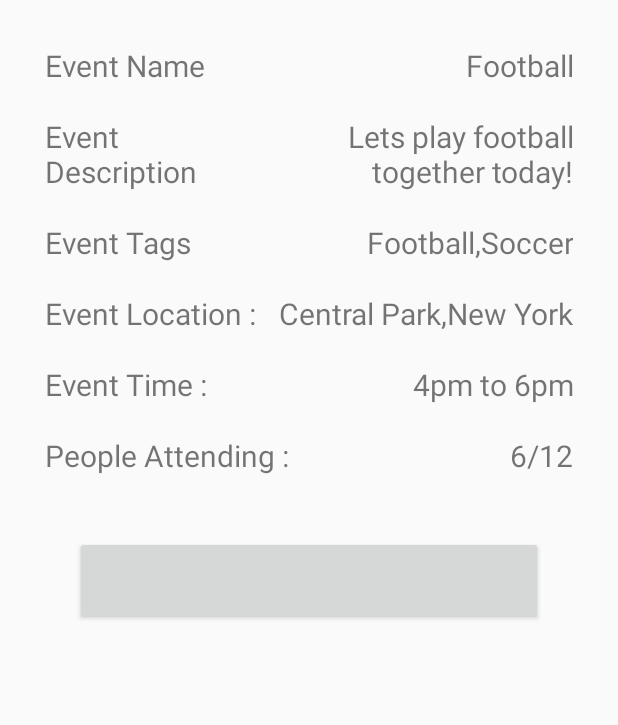
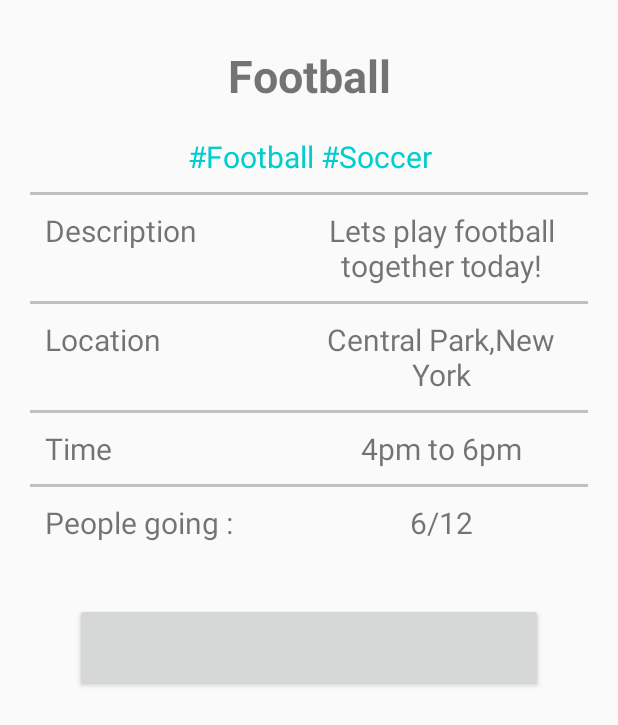
Before and after one commit to shahrushabh1290/TeamUp, an Android app: the EventDescription screen opened directly, with no data from a screen before it, on a phone screen of 412 x 824 dp. Shown: the top 725 px of the screen. Run offline under Robolectric (Android 15) with nearby library versions, the phone set to English and light mode, and no system bars; libraries missing offline, so code that uses them is left out: mehdi.sakout.fancybuttons; plain views replace FancyButton; network calls fail.

Commit message:
Event Creation and integration

```diff
--- a/app/build.gradle
+++ b/app/build.gradle
@@ -33,4 +33,7 @@ dependencies {
     compile 'com.github.gabrielemariotti.cards:cardslib-cards:2.1.0'
     compile project(':volley')
     compile 'com.facebook.android:facebook-android-sdk:4.0.0'
+
+    //DATE PICKER
+    compile 'com.wdullaer:materialdatetimepicker:2.1.0'
 }
--- a/app/src/main/AndroidManifest.xml
+++ b/app/src/main/AndroidManifest.xml
@@ -47,6 +47,12 @@
                 "keyboard|keyboardHidden|screenLayout|screenSize|orientation"
             android:theme="@android:style/Theme.Translucent.NoTitleBar"
             android:label="@string/app_name" />
+        <activity
+            android:name=".CreateEvent"
+            android:label="@string/app_name"
+            android:screenOrientation="portrait"
+            android:theme="@style/AppTheme.NoActionBar">
+        </activity>
     </application>
 
 </manifest>
--- a/app/src/main/java/com/teamup/teamup/MainActivity.java
+++ b/app/src/main/java/com/teamup/teamup/MainActivity.java
@@ -150,6 +150,9 @@ public class MainActivity extends AppCompatActivity {
     }
 
     public void createEvent(View view) {
+        Intent nextActivity = new Intent(MainActivity.this, CreateEvent.class);
+        startActivity(nextActivity);
+
         System.out.println("Search for events");
 //        String url = "http://ff6c0299.ngrok.io/create_event";
         String url = "https://06443be7.ngrok.io/createEvent";
--- a/app/src/main/res/layout/activity_list.xml
+++ b/app/src/main/res/layout/activity_list.xml
@@ -3,6 +3,7 @@
     android:layout_width="match_parent"
     android:layout_height="match_parent"
     android:orientation="vertical"
+    android:background="#E0E0E0"
     xmlns:card="http://schemas.android.com/apk/res-auto"
     >
 
--- a/app/src/main/res/layout/activity_main.xml
+++ b/app/src/main/res/layout/activity_main.xml
@@ -27,8 +27,9 @@
         android:id="@+id/fab"
         android:layout_width="wrap_content"
         android:layout_height="wrap_content"
-        android:layout_gravity="bottom|end"
+        android:layout_gravity="bottom|center"
         android:layout_margin="@dimen/fab_margin"
-        android:src="@android:drawable/ic_dialog_email" />
+        android:tint="@color/mdtp_white"
+        android:src="@android:drawable/ic_input_add" />
 
 </android.support.design.widget.CoordinatorLayout>
--- a/app/src/main/res/layout/event_description.xml
+++ b/app/src/main/res/layout/event_description.xml
@@ -1,165 +1,169 @@
 <?xml version="1.0" encoding="utf-8"?>
 <LinearLayout xmlns:android="http://schemas.android.com/apk/res/android"
     xmlns:fancy="http://schemas.android.com/apk/res-auto"
+    xmlns:tools="http://schemas.android.com/tools"
     android:orientation="vertical"
     android:layout_width="match_parent"
     android:layout_height="match_parent"
+    tools:context="com.teamup.teamup.MainActivity"
+    tools:showIn="@layout/activity_main"
     android:layout_margin="20dp">
 
     <LinearLayout
         android:layout_width="fill_parent"
         android:layout_height="wrap_content"
-        android:layout_margin="10dp"
-        android:weightSum="3">
-        <TextView
-            android:id="@+id/tv_eventName"
-            android:fontFamily="Verdana"
-            android:textSize="20sp"
-            android:layout_width="wrap_content"
-            android:layout_height="wrap_content"
-            android:layout_weight="1"
-            android:layout_gravity="left"
-            android:text="Event Name  "/>
-
+        android:layout_margin="10dp">
         <TextView
             android:id="@+id/tv_eventNameVariable"
-            android:layout_width="wrap_content"
+            android:layout_width="fill_parent"
             android:layout_height="wrap_content"
             android:fontFamily="Verdana"
-            android:textSize="20sp"
+            android:textSize="30sp"
+            android:textStyle="bold"
             android:text="Football"
-            android:gravity="right"
-            android:layout_weight="2" />
+            android:gravity="center"/>
+
     </LinearLayout>
 
     <LinearLayout
         android:layout_width="fill_parent"
         android:layout_height="wrap_content"
         android:layout_margin="10dp"
-        android:layout_marginTop="30px"
-        android:weightSum="3">
+        android:layout_marginTop="30px">
+
         <TextView
-            android:id="@+id/tv_eventDesc"
-            android:layout_width="wrap_content"
+            android:id="@+id/tv_eventTagsVar"
+            android:layout_width="fill_parent"
             android:layout_height="wrap_content"
             android:fontFamily="Verdana"
             android:textSize="20sp"
-            android:layout_weight="1"
-            android:text="Event Description  " />
+            android:gravity="center"
+            android:textColor="#00CDCD"
+            android:text="#Football #Soccer"/>
 
-        <TextView
-            android:id="@+id/tv_eventDescVar"
-            android:layout_width="wrap_content"
-            android:layout_height="wrap_content"
-            android:fontFamily="Verdana"
-            android:textSize="20sp"
-            android:gravity="right"
-            android:layout_weight="2"
-            android:text="Lets play football together today!"/>
     </LinearLayout>
 
+    <View
+        android:layout_width="fill_parent"
+        android:layout_height="2dp"
+        android:background="#c0c0c0"/>
     <LinearLayout
         android:layout_width="fill_parent"
         android:layout_height="wrap_content"
         android:layout_margin="10dp"
         android:layout_marginTop="30px"
-        android:weightSum="3">
+        android:weightSum="4">
         <TextView
-            android:id="@+id/tv_eventTags"
-            android:layout_width="wrap_content"
+            android:id="@+id/tv_eventDesc"
+            android:layout_width="fill_parent"
             android:layout_height="wrap_content"
             android:fontFamily="Verdana"
             android:textSize="20sp"
-            android:layout_weight="1"
-            android:text="Event Tags  "/>
+            android:layout_weight="2"
+            android:text="Description  " />
 
         <TextView
-            android:id="@+id/tv_eventTagsVar"
-            android:layout_width="wrap_content"
+            android:id="@+id/tv_eventDescVar"
+            android:layout_width="fill_parent"
             android:layout_height="wrap_content"
             android:fontFamily="Verdana"
             android:textSize="20sp"
-            android:gravity="right"
+            android:gravity="center"
             android:layout_weight="2"
-            android:text="Football,Soccer"/>
+            android:text="Lets play football together today!"/>
     </LinearLayout>
+
+    <View
+        android:layout_width="fill_parent"
+        android:layout_height="2dp"
+        android:background="#c0c0c0"/>
     <LinearLayout
         android:layout_width="fill_parent"
         android:layout_height="wrap_content"
         android:layout_margin="10dp"
         android:layout_marginTop="30px"
-        android:weightSum="3">
+        android:weightSum="4">
         <TextView
             android:id="@+id/tv_eventLoc"
-            android:layout_width="wrap_content"
+            android:layout_width="fill_parent"
             android:layout_height="wrap_content"
             android:fontFamily="Verdana"
             android:textSize="20sp"
-            android:layout_weight="1"
-            android:text="Event Location : "/>
+            android:layout_weight="2"
+            android:text="Location  "/>
 
         <TextView
             android:id="@+id/tv_eventLocVar"
-            android:layout_width="wrap_content"
+            android:layout_width="fill_parent"
             android:layout_height="wrap_content"
             android:fontFamily="Verdana"
             android:textSize="20sp"
-            android:gravity="right"
+            android:gravity="center"
             android:layout_weight="2"
             android:text="Central Park,New York"/>
     </LinearLayout>
-
+    <View
+        android:layout_width="fill_parent"
+        android:layout_height="2dp"
+        android:background="#c0c0c0"/>
     <LinearLayout
         android:layout_width="fill_parent"
         android:layout_height="wrap_content"
         android:layout_margin="10dp"
         android:layout_marginTop="30px"
-        android:weightSum="3">
+        android:weightSum="4">
         <TextView
             android:id="@+id/tv_eventTime"
-            android:layout_width="wrap_content"
+            android:layout_width="fill_parent"
             android:layout_height="wrap_content"
             android:fontFamily="Verdana"
             android:textSize="20sp"
-            android:layout_weight="1"
-            android:text="Event Time : "/>
+            android:layout_weight="2"
+            android:text="Time  "/>
 
         <TextView
             android:id="@+id/tv_eventTimeVar"
-            android:layout_width="wrap_content"
+            android:layout_width="fill_parent"
             android:layout_height="wrap_content"
             android:fontFamily="Verdana"
             android:textSize="20sp"
-            android:gravity="right"
+            android:gravity="center"
             android:layout_weight="2"
             android:text="4pm to 6pm"/>
     </LinearLayout>
+    <View
+        android:layout_width="fill_parent"
+        android:layout_height="2dp"
+        android:background="#c0c0c0"/>
     <LinearLayout
         android:layout_width="fill_parent"
         android:layout_height="wrap_content"
         android:layout_margin="10dp"
         android:layout_marginTop="30px"
-        android:weightSum="3">
+        android:weightSum="4">
         <TextView
             android:id="@+id/tv_eventAttendance"
-            android:layout_width="wrap_content"
+            android:layout_width="fill_parent"
             android:layout_height="wrap_content"
             android:fontFamily="Verdana"
             android:textSize="20sp"
-            android:layout_weight="1"
-            android:text="People Attending : "/>
+            android:layout_weight="2"
+            android:text="People going : "/>
 
         <TextView
             android:id="@+id/tv_eventAttendanceVar"
-            android:layout_width="wrap_content"
+            android:layout_width="fill_parent"
             android:layout_height="wrap_content"
             android:fontFamily="Verdana"
             android:textSize="20sp"
-            android:gravity="right"
+            android:gravity="center"
             android:layout_weight="2"
             android:text="6/12"/>
     </LinearLayout>
 
+    <LinearLayout
+        android:layout_width="fill_parent"
+        android:layout_height="wrap_content">
         <mehdi.sakout.fancybuttons.FancyButton
             android:id="@+id/btn_createEvent"
             android:layout_width="fill_parent"
@@ -182,3 +186,4 @@
             android:layout_centerHorizontal="true"
             android:layout_marginBottom="67dp" />
     </LinearLayout>
+</LinearLayout>
--- a/app/src/main/res/layout/row_card.xml
+++ b/app/src/main/res/layout/row_card.xml
@@ -59,11 +59,12 @@
         android:layout_height="wrap_content"
         android:layout_gravity="bottom|right"
         android:tint="@android:color/white"
-        android:src="@android:drawable/ic_input_add"
+        android:src="@drawable/person_add_18"
         app:backgroundTint="@android:color/holo_green_light"
         android:layout_below="@+id/card_eventTitle"
         android:layout_alignParentRight="true"
-        android:layout_alignParentEnd="true" />
+        android:layout_alignParentEnd="true"
+        android:layout_marginRight="2dp"/>
 
 
 </RelativeLayout>
--- a/app/src/main/res/values/styles.xml
+++ b/app/src/main/res/values/styles.xml
@@ -29,4 +29,10 @@
         <item name="android:paddingTop">10dp</item>
     </style>
 
+    <style name="EditTextStyl">
+        <item name="colorControlNormal">#c5c5c5</item>
+        <item name="colorControlActivated">#c5c5c5</item>
+        <item name="colorControlHighlight">#c5c5c5</item>
+    </style>
+
 </resources>
```
Also changed, not shown: app/src/main/java/com/teamup/teamup/CreateEvent.java (added, +97 -0 lines), app/src/main/res/layout/activity_login.xml (+8 -7 lines), app/src/main/res/layout/content_main.xml (+7 -3 lines), app/src/main/res/layout/create_event.xml (added, +264 -0 lines), app/src/main/res/drawable/ic_add_white.png (added), app/src/main/res/drawable/ic_done_white.png (added), app/src/main/res/drawable/ic_search_white.png (added), app/src/main/res/drawable/person_add_16.png (added), app/src/main/res/drawable/person_add_18.png (added). Lines whose indentation alone changed are shown as unchanged.
